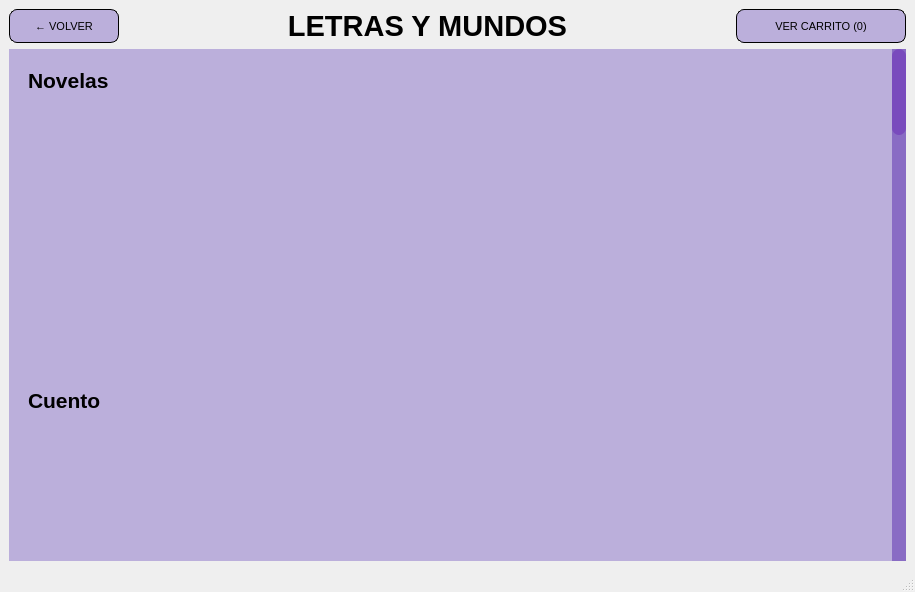
First picture: the form in BIBLIOTECA_PROY/assets/aver.ui, repository mixano611/PROYECTO_PRG_POO_PY, before the edit.
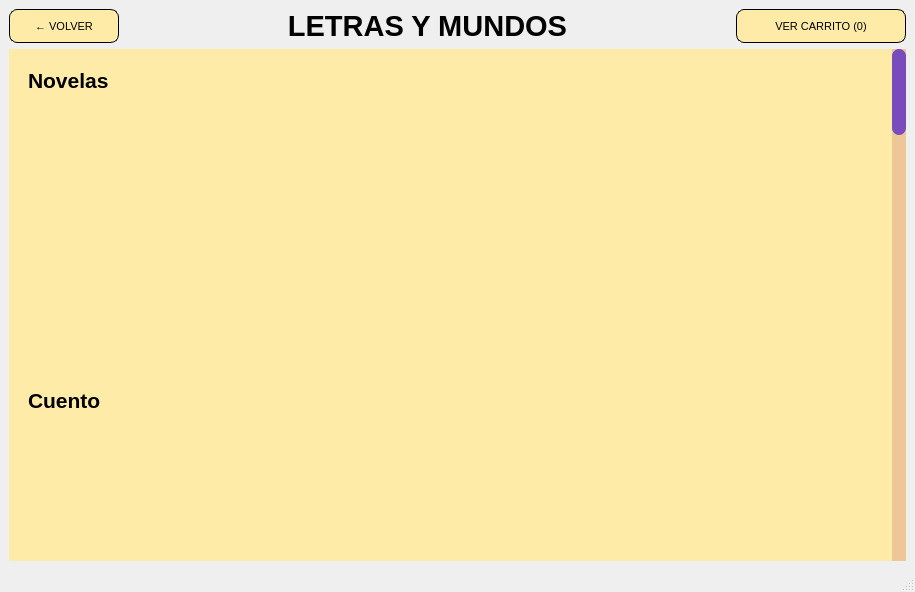
Second picture: the form after the edit.

Commit message: color par1

Diff of the .ui file:
```diff
--- a/BIBLIOTECA_PROY/assets/aver.ui
+++ b/BIBLIOTECA_PROY/assets/aver.ui
@@ -17,7 +17,7 @@
    <string notr="true">/* SCROLL VERTICAL */
 QScrollBar:vertical {
     border: none;
-    background-color: #896cc4;
+    background-color: #EDC798;
     width: 14px;
     margin: 0px 0px 0px 0px; /* Sin margen para que ocupe todo el espacio */
     border-radius: 0px;
@@ -91,7 +91,7 @@
         <string notr="true">QPushButton{
 	border: 1px solid #000000;
 	border-radius: 8px;
-	background-color: #BBAFDB;
+	background-color: #FFEBA8;
 	color: black;
 	font-size: 11px;
 	cursor: pointer;
@@ -140,7 +140,7 @@
         <string notr="true">QPushButton{
 	border: 1px solid #000000;
 	border-radius: 8px;
-	background-color: #BBAFDB;
+	background-color: #FFEBA8;
 	color: black;
 	font-size: 11px;
 	cursor: pointer;
@@ -159,7 +159,7 @@
     <item>
      <widget class="QScrollArea" name="scrollArea">
       <property name="styleSheet">
-       <string notr="true">background-color:#BBAFDB;
+       <string notr="true">background-color: #FFEBA8
 
 </string>
       </property>
@@ -178,7 +178,7 @@
          <x>0</x>
          <y>0</y>
          <width>883</width>
-         <height>3088</height>
+         <height>3018</height>
         </rect>
        </property>
        <layout class="QVBoxLayout" name="verticalLayout_2">
@@ -194,8 +194,7 @@
            <bool>false</bool>
           </property>
           <property name="styleSheet">
-           <string notr="true">background-color:#BBAFDB;
-
+           <string notr="true">background-color: #FFEBA8
 </string>
           </property>
           <property name="frameShape">
```
Left out of the diff: 10 changed lines with no effect on the pictures. Lines whose indentation alone changed are shown as unchanged. The commit also changes 18 other files.
